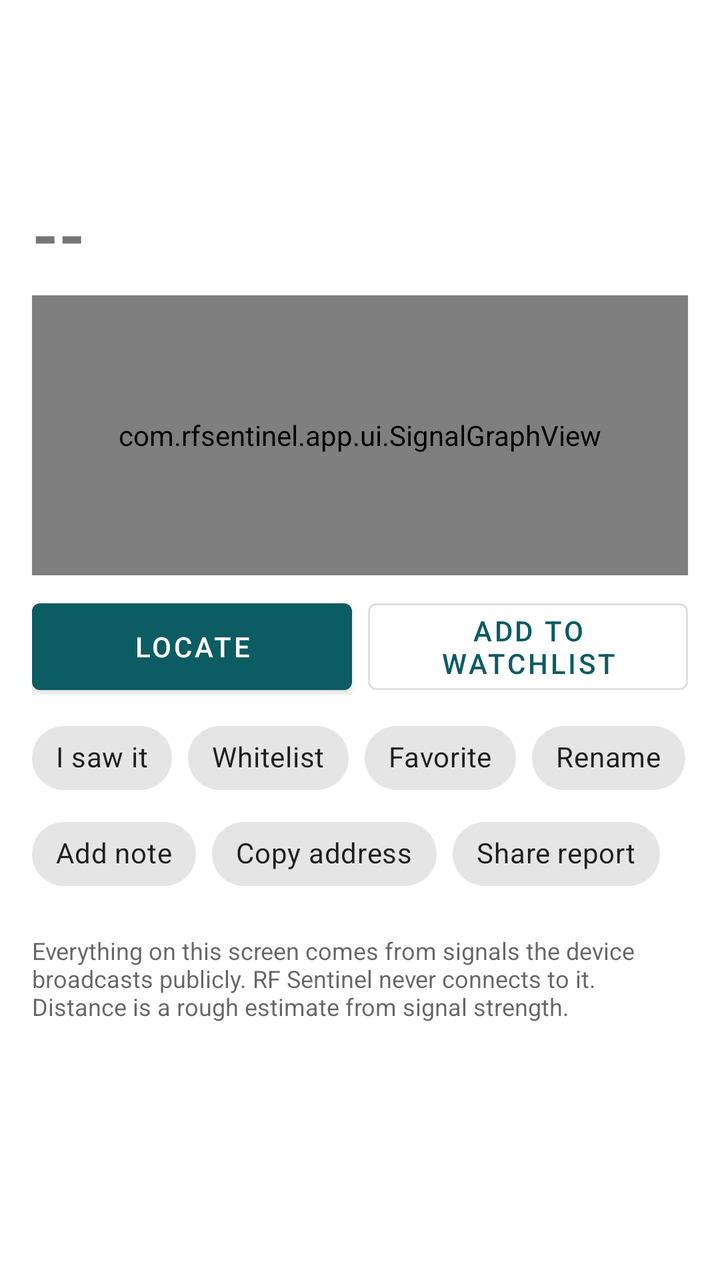
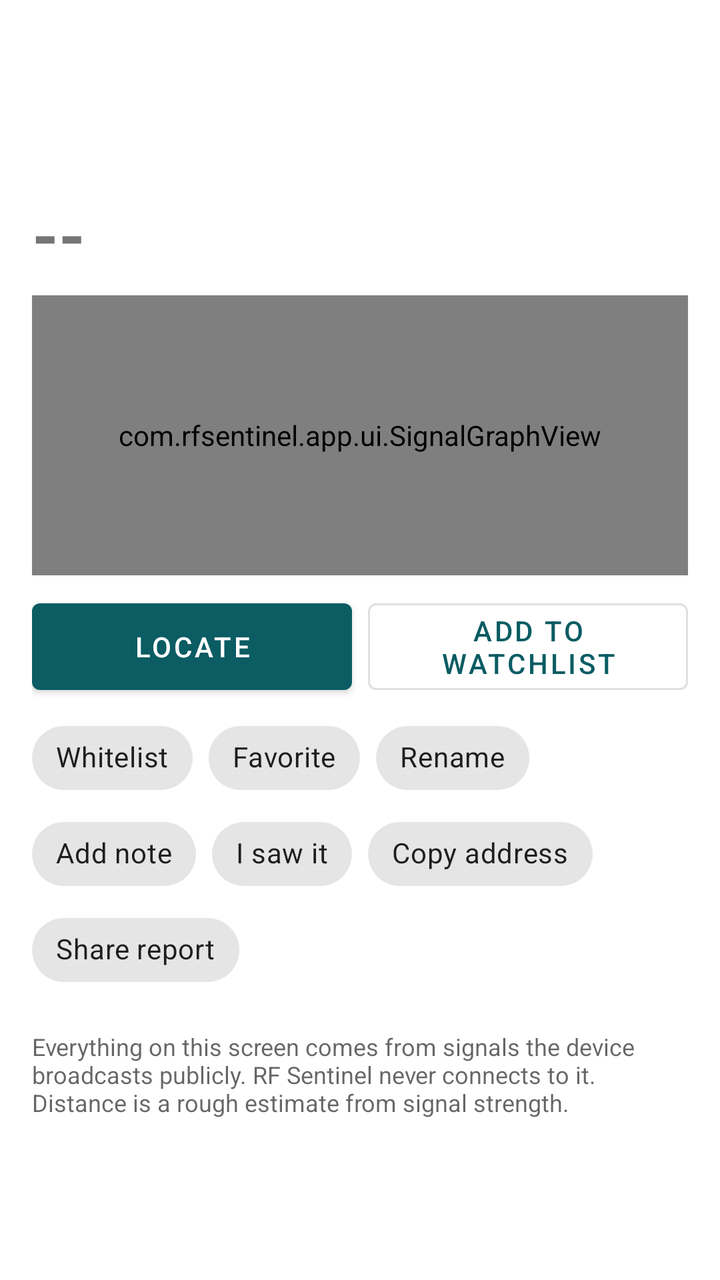

Before-and-after screenshots of an Android layout around one commit, followed by the original layout XML and the change that was made.
<!-- AndroidManifest.xml: application theme Theme.RFSentinel -->
<!-- res/layout/activity_device_detail.xml -->
<?xml version="1.0" encoding="utf-8"?>
<ScrollView xmlns:android="http://schemas.android.com/apk/res/android"
    android:id="@+id/scroll"
    android:layout_width="match_parent"
    android:layout_height="match_parent">

    <LinearLayout
        android:layout_width="match_parent"
        android:layout_height="wrap_content"
        android:orientation="vertical"
        android:padding="16dp">

        <TextView
            android:id="@+id/tagText"
            android:layout_width="wrap_content"
            android:layout_height="wrap_content"
            android:layout_marginBottom="6dp"
            android:paddingStart="8dp"
            android:paddingTop="2dp"
            android:paddingEnd="8dp"
            android:paddingBottom="2dp"
            android:textColor="#FFFFFF"
            android:textSize="@dimen/text_caption"
            android:textStyle="bold"
            android:visibility="gone" />

        <TextView
            android:id="@+id/titleText"
            android:layout_width="match_parent"
            android:layout_height="wrap_content"
            android:textIsSelectable="true"
            android:textSize="@dimen/text_title"
            android:textStyle="bold" />

        <TextView
            android:id="@+id/subtitleText"
            android:layout_width="match_parent"
            android:layout_height="wrap_content"
            android:fontFamily="monospace"
            android:textIsSelectable="true"
            android:textSize="@dimen/text_body" />

        <TextView
            android:id="@+id/presenceText"
            android:layout_width="match_parent"
            android:layout_height="wrap_content"
            android:layout_marginTop="4dp"
            android:textColor="?android:attr/textColorSecondary"
            android:textSize="@dimen/text_caption" />

        
        <TextView
            android:id="@+id/noteText"
            android:layout_width="match_parent"
            android:layout_height="wrap_content"
            android:layout_marginTop="6dp"
            android:background="?attr/selectableItemBackground"
            android:paddingTop="4dp"
            android:paddingBottom="4dp"
            android:textSize="@dimen/text_body"
            android:visibility="gone" />

        
        <LinearLayout
            android:id="@+id/visualTop"
            android:layout_width="match_parent"
            android:layout_height="wrap_content"
            android:layout_marginTop="12dp"
            android:gravity="center_vertical"
            android:orientation="horizontal"
            android:visibility="gone">

            <com.rfsentinel.app.ui.SignalGaugeView
                android:id="@+id/gauge"
                android:layout_width="0dp"
                android:layout_height="wrap_content"
                android:layout_weight="1.6" />

            <com.rfsentinel.app.ui.ConfidenceRingView
                android:id="@+id/ring"
                android:layout_width="0dp"
                android:layout_height="wrap_content"
                android:layout_marginStart="8dp"
                android:layout_weight="1" />
        </LinearLayout>

        
        <LinearLayout
            android:layout_width="match_parent"
            android:layout_height="wrap_content"
            android:layout_marginTop="12dp"
            android:gravity="center_vertical"
            android:orientation="horizontal">

            <TextView
                android:id="@+id/rssiText"
                android:layout_width="wrap_content"
                android:layout_height="wrap_content"
                android:text="--"
                android:textSize="@dimen/text_display"
                android:textStyle="bold" />

            <TextView
                android:id="@+id/rssiDetail"
                android:layout_width="0dp"
                android:layout_height="wrap_content"
                android:layout_marginStart="12dp"
                android:layout_weight="1"
                android:textSize="@dimen/text_body" />
        </LinearLayout>

        <com.rfsentinel.app.ui.SignalGraphView
            android:id="@+id/graph"
            android:layout_width="match_parent"
            android:layout_height="140dp"
            android:layout_marginTop="8dp" />

        
        <LinearLayout
            android:layout_width="match_parent"
            android:layout_height="wrap_content"
            android:layout_marginTop="8dp"
            android:baselineAligned="false"
            android:orientation="horizontal">

            <com.google.android.material.button.MaterialButton
                android:id="@+id/locateButton"
                android:layout_width="0dp"
                android:layout_height="match_parent"
                android:layout_marginEnd="8dp"
                android:layout_weight="1"
                android:text="Locate" />

            <com.google.android.material.button.MaterialButton
                android:id="@+id/actionWatchlist"
                style="@style/Widget.MaterialComponents.Button.OutlinedButton"
                android:layout_width="0dp"
                android:layout_height="match_parent"
                android:layout_weight="1"
                android:text="Add to watchlist" />
        </LinearLayout>

        
        <com.google.android.material.chip.ChipGroup
            android:id="@+id/actions"
            android:layout_width="match_parent"
            android:layout_height="wrap_content"
            android:layout_marginTop="4dp">

            <com.google.android.material.chip.Chip
                android:id="@+id/actionLearn"
                android:layout_width="wrap_content"
                android:layout_height="wrap_content"
                android:text="I saw it" />

            <com.google.android.material.chip.Chip
                android:id="@+id/actionWhitelist"
                android:layout_width="wrap_content"
                android:layout_height="wrap_content"
                android:text="Whitelist" />

            <com.google.android.material.chip.Chip
                android:id="@+id/actionFavorite"
                android:layout_width="wrap_content"
                android:layout_height="wrap_content"
                android:text="Favorite" />

            <com.google.android.material.chip.Chip
                android:id="@+id/actionRename"
                android:layout_width="wrap_content"
                android:layout_height="wrap_content"
                android:text="Rename" />

            <com.google.android.material.chip.Chip
                android:id="@+id/actionNote"
                android:layout_width="wrap_content"
                android:layout_height="wrap_content"
                android:text="Add note" />

            <com.google.android.material.chip.Chip
                android:id="@+id/actionCopy"
                android:layout_width="wrap_content"
                android:layout_height="wrap_content"
                android:text="Copy address" />

            <com.google.android.material.chip.Chip
                android:id="@+id/actionShare"
                android:layout_width="wrap_content"
                android:layout_height="wrap_content"
                android:text="Share report" />
        </com.google.android.material.chip.ChipGroup>

        
        <LinearLayout
            android:id="@+id/sections"
            android:layout_width="match_parent"
            android:layout_height="wrap_content"
            android:orientation="vertical" />

        <TextView
            android:layout_width="match_parent"
            android:layout_height="wrap_content"
            android:layout_marginTop="16dp"
            android:text="Everything on this screen comes from signals the device broadcasts publicly. RF Sentinel never connects to it. Distance is a rough estimate from signal strength."
            android:textColor="?android:attr/textColorSecondary"
            android:textSize="@dimen/text_caption" />
    </LinearLayout>
</ScrollView>
<!-- resources referenced by this layout -->
<resources>
  <dimen name="text_body">14sp</dimen>
  <dimen name="text_caption">12sp</dimen>
  <dimen name="text_display">34sp</dimen>
  <dimen name="text_title">20sp</dimen>
  <style name="Theme.RFSentinel" parent="Theme.MaterialComponents.DayNight.DarkActionBar">
          <item name="colorPrimary">@color/brand_primary</item>
          <item name="colorPrimaryVariant">@color/brand_primary_dark</item>
          <item name="colorOnPrimary">@android:color/white</item>
          <item name="colorSecondary">@color/brand_accent</item>
          <item name="colorOnSecondary">@android:color/white</item>
          <item name="rfScopeColor">@color/scope</item>
          <item name="rfScopeTextColor">@color/scope_text</item>
          <item name="rfTraceColor">@color/trace</item>
          <item name="rfAccent">@color/brand_highlight</item>
          <item name="rfOnAccent">@color/brand_on_highlight</item>
      </style>
  <color name="brand_primary">#0B5C63</color>
  <color name="brand_primary_dark">#073F44</color>
  <color name="brand_accent">#E0622D</color>
  <color name="scope">#0B5C63</color>
  <color name="scope_text">#AA0B5C63</color>
  <color name="trace">#E0622D</color>
  <color name="brand_highlight">#0B5C63</color>
  <color name="brand_on_highlight">#FFFFFF</color>
</resources>

<!-- the commit's change to res/layout/activity_device_detail.xml (unified diff, before → after) -->
@@ -148,34 +148,34 @@
             android:layout_marginTop="4dp">
 
             <com.google.android.material.chip.Chip
+                android:id="@+id/actionWhitelist"
+                android:layout_width="wrap_content"
+                android:layout_height="wrap_content"
+                android:text="Whitelist" />
+
+            <com.google.android.material.chip.Chip
+                android:id="@+id/actionFavorite"
+                android:layout_width="wrap_content"
+                android:layout_height="wrap_content"
+                android:text="Favorite" />
+
+            <com.google.android.material.chip.Chip
+                android:id="@+id/actionRename"
+                android:layout_width="wrap_content"
+                android:layout_height="wrap_content"
+                android:text="Rename" />
+
+            <com.google.android.material.chip.Chip
+                android:id="@+id/actionNote"
+                android:layout_width="wrap_content"
+                android:layout_height="wrap_content"
+                android:text="Add note" />
+
+            <com.google.android.material.chip.Chip
                 android:id="@+id/actionLearn"
                 android:layout_width="wrap_content"
                 android:layout_height="wrap_content"
                 android:text="I saw it" />
-
-            <com.google.android.material.chip.Chip
-                android:id="@+id/actionWhitelist"
-                android:layout_width="wrap_content"
-                android:layout_height="wrap_content"
-                android:text="Whitelist" />
-
-            <com.google.android.material.chip.Chip
-                android:id="@+id/actionFavorite"
-                android:layout_width="wrap_content"
-                android:layout_height="wrap_content"
-                android:text="Favorite" />
-
-            <com.google.android.material.chip.Chip
-                android:id="@+id/actionRename"
-                android:layout_width="wrap_content"
-                android:layout_height="wrap_content"
-                android:text="Rename" />
-
-            <com.google.android.material.chip.Chip
-                android:id="@+id/actionNote"
-                android:layout_width="wrap_content"
-                android:layout_height="wrap_content"
-                android:text="Add note" />
 
             <com.google.android.material.chip.Chip
                 android:id="@+id/actionCopy"
